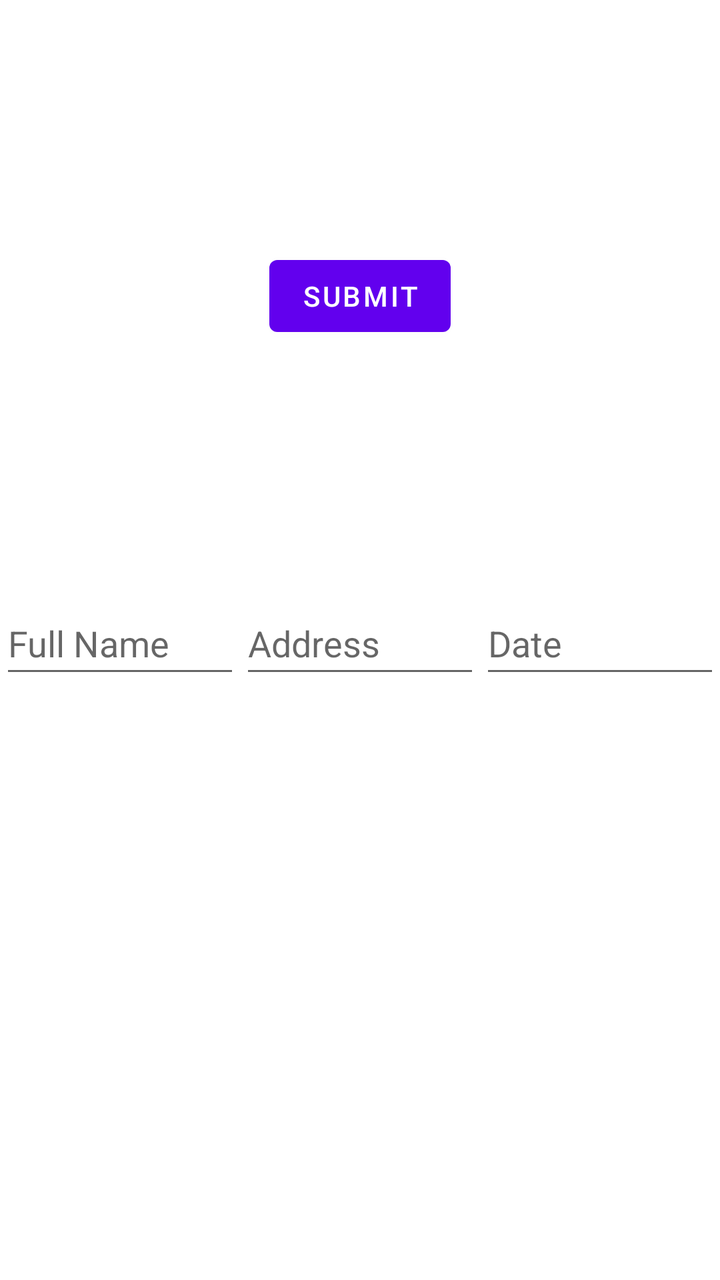
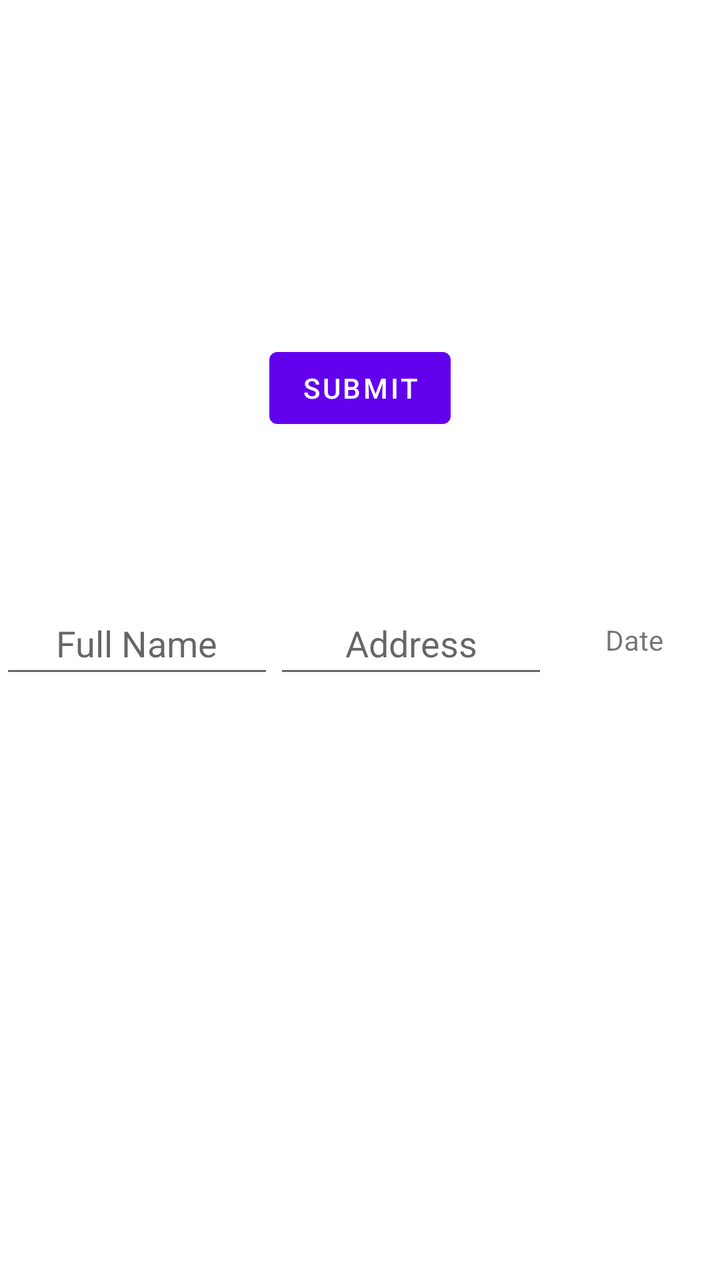

Two renders of the same Android screen: before a commit and after it. Below are the layout's source before the change and the commit's diff.
<!-- AndroidManifest.xml: application theme Theme.InternetCall -->
<!-- res/layout/popup_row.xml -->
<?xml version="1.0" encoding="utf-8"?>
<androidx.constraintlayout.widget.ConstraintLayout xmlns:android="http://schemas.android.com/apk/res/android"
    xmlns:app="http://schemas.android.com/apk/res-auto"
    xmlns:tools="http://schemas.android.com/tools"
    android:layout_width="match_parent"

    android:layout_height="match_parent">


    <LinearLayout
        android:id="@+id/linearLayout2"
        android:layout_width="match_parent"
        android:layout_height="48dp"
        android:orientation="vertical"
        app:layout_constraintBottom_toBottomOf="parent"
        app:layout_constraintEnd_toEndOf="parent"
        app:layout_constraintStart_toStartOf="parent"
        app:layout_constraintTop_toTopOf="parent">

        <LinearLayout
            android:id="@+id/angie"
            android:layout_width="match_parent"
            android:layout_height="match_parent"
            android:orientation="horizontal">

            <EditText
                android:id="@+id/popupfullname"
                android:layout_width="240dp"
                android:layout_height="match_parent"
                android:layout_weight="1"
                android:ems="10"
                android:hint="Full Name"
                android:inputType="textPersonName"
                android:minHeight="48dp" />

            <EditText
                android:id="@+id/popupaddress"
                android:layout_width="240dp"
                android:layout_height="match_parent"
                android:layout_weight="1"
                android:ems="10"
                android:hint="Address"
                android:inputType="textPersonName"
                android:minHeight="48dp" />

            <EditText
                android:id="@+id/popupdate"
                android:layout_width="240dp"
                android:layout_height="match_parent"
                android:layout_weight="1"
                android:ems="10"
                android:hint="Date"
                android:inputType="textPersonName"
                android:minHeight="48dp" />

        </LinearLayout>

    </LinearLayout>

    <Button
        android:id="@+id/btnSubmit"
        android:layout_width="wrap_content"
        android:layout_height="wrap_content"
        android:baselineAligned="false"
        android:text="Submit"
        app:layout_constraintBottom_toTopOf="@+id/linearLayout2"
        app:layout_constraintEnd_toEndOf="parent"
        app:layout_constraintStart_toStartOf="parent"
        app:layout_constraintTop_toTopOf="parent" />

</androidx.constraintlayout.widget.ConstraintLayout>
<!-- resources referenced by this layout -->
<resources>
  <style name="Theme.InternetCall" parent="Theme.MaterialComponents.DayNight.DarkActionBar">
          
          <item name="colorPrimary">@color/purple_500</item>
          <item name="colorPrimaryVariant">@color/purple_700</item>
          <item name="colorOnPrimary">@color/white</item>
          
          <item name="colorSecondary">@color/teal_200</item>
          <item name="colorSecondaryVariant">@color/teal_700</item>
          <item name="colorOnSecondary">@color/black</item>
          
          <item name="android:statusBarColor" tools:targetApi="l">?attr/colorPrimaryVariant</item>
          
      </style>
  <color name="purple_500">#FF6200EE</color>
  <color name="purple_700">#FF3700B3</color>
  <color name="white">#FFFFFFFF</color>
  <color name="teal_200">#FF03DAC5</color>
  <color name="teal_700">#FF018786</color>
  <color name="black">#FF000000</color>
</resources>

<!-- the commit's change to res/layout/popup_row.xml (unified diff, before → after) -->
@@ -8,52 +8,44 @@
 
 
     <LinearLayout
-        android:id="@+id/linearLayout2"
+        android:id="@+id/angie"
         android:layout_width="match_parent"
-        android:layout_height="48dp"
-        android:orientation="vertical"
+        android:layout_height="wrap_content"
+        android:orientation="horizontal"
         app:layout_constraintBottom_toBottomOf="parent"
         app:layout_constraintEnd_toEndOf="parent"
         app:layout_constraintStart_toStartOf="parent"
         app:layout_constraintTop_toTopOf="parent">
 
-        <LinearLayout
-            android:id="@+id/angie"
-            android:layout_width="match_parent"
+        <EditText
+            android:id="@+id/popupfullname"
+            android:layout_width="80dp"
             android:layout_height="match_parent"
-            android:orientation="horizontal">
+            android:layout_weight="1"
+            android:ems="10"
+            android:gravity="center"
+            android:hint="Full Name"
+            android:inputType="textPersonName"
+            android:minHeight="48dp" />
 
-            <EditText
-                android:id="@+id/popupfullname"
-                android:layout_width="240dp"
-                android:layout_height="match_parent"
-                android:layout_weight="1"
-                android:ems="10"
-                android:hint="Full Name"
-                android:inputType="textPersonName"
-                android:minHeight="48dp" />
+        <EditText
+            android:id="@+id/popupaddress"
+            android:layout_width="80dp"
+            android:layout_height="match_parent"
+            android:layout_weight="1"
+            android:ems="10"
+            android:gravity="center"
+            android:hint="Address"
+            android:inputType="textPersonName"
+            android:minHeight="48dp" />
 
-            <EditText
-                android:id="@+id/popupaddress"
-                android:layout_width="240dp"
-                android:layout_height="match_parent"
-                android:layout_weight="1"
-                android:ems="10"
-                android:hint="Address"
-                android:inputType="textPersonName"
-                android:minHeight="48dp" />
-
-            <EditText
-                android:id="@+id/popupdate"
-                android:layout_width="240dp"
-                android:layout_height="match_parent"
-                android:layout_weight="1"
-                android:ems="10"
-                android:hint="Date"
-                android:inputType="textPersonName"
-                android:minHeight="48dp" />
-
-        </LinearLayout>
+        <TextView
+            android:id="@+id/popupdate"
+            android:layout_width="wrap_content"
+            android:layout_height="match_parent"
+            android:layout_weight="1"
+            android:gravity="center"
+            android:text="Date" />
 
     </LinearLayout>
 
@@ -61,9 +53,10 @@
         android:id="@+id/btnSubmit"
         android:layout_width="wrap_content"
         android:layout_height="wrap_content"
+        android:layout_marginTop="92dp"
         android:baselineAligned="false"
         android:text="Submit"
-        app:layout_constraintBottom_toTopOf="@+id/linearLayout2"
+        app:layout_constraintBottom_toTopOf="@+id/angie"
         app:layout_constraintEnd_toEndOf="parent"
         app:layout_constraintStart_toStartOf="parent"
         app:layout_constraintTop_toTopOf="parent" />
